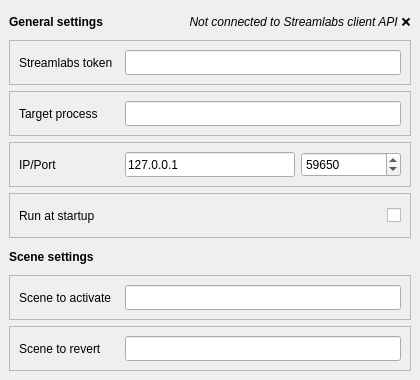
Before: the Qt Designer form autosceneswitcher.ui in Odizinne/AutoSceneSwitcher, drawn with Qt 5.
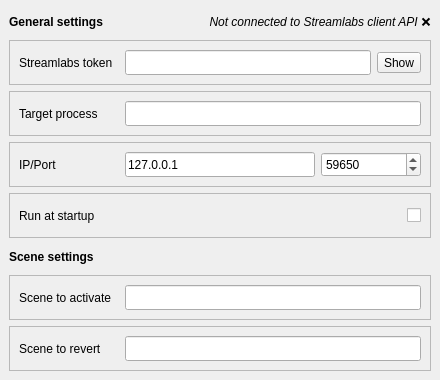
After: the same form once the commit is applied.

Patch:
```diff
--- a/autosceneswitcher.ui
+++ b/autosceneswitcher.ui
@@ -6,7 +6,7 @@
    <rect>
     <x>0</x>
     <y>0</y>
-    <width>420</width>
+    <width>440</width>
     <height>380</height>
    </rect>
   </property>
@@ -18,7 +18,7 @@
   </property>
   <property name="minimumSize">
    <size>
-    <width>420</width>
+    <width>440</width>
     <height>0</height>
    </size>
   </property>
@@ -111,6 +111,16 @@
          </property>
         </widget>
        </item>
+       <item row="0" column="2">
+        <widget class="QToolButton" name="toggleTokenButton">
+         <property name="text">
+          <string>Show</string>
+         </property>
+         <property name="checkable">
+          <bool>false</bool>
+         </property>
+        </widget>
+       </item>
       </layout>
      </widget>
     </item>
```
Left out of the diff: 2 changed lines with no effect on the pictures.
